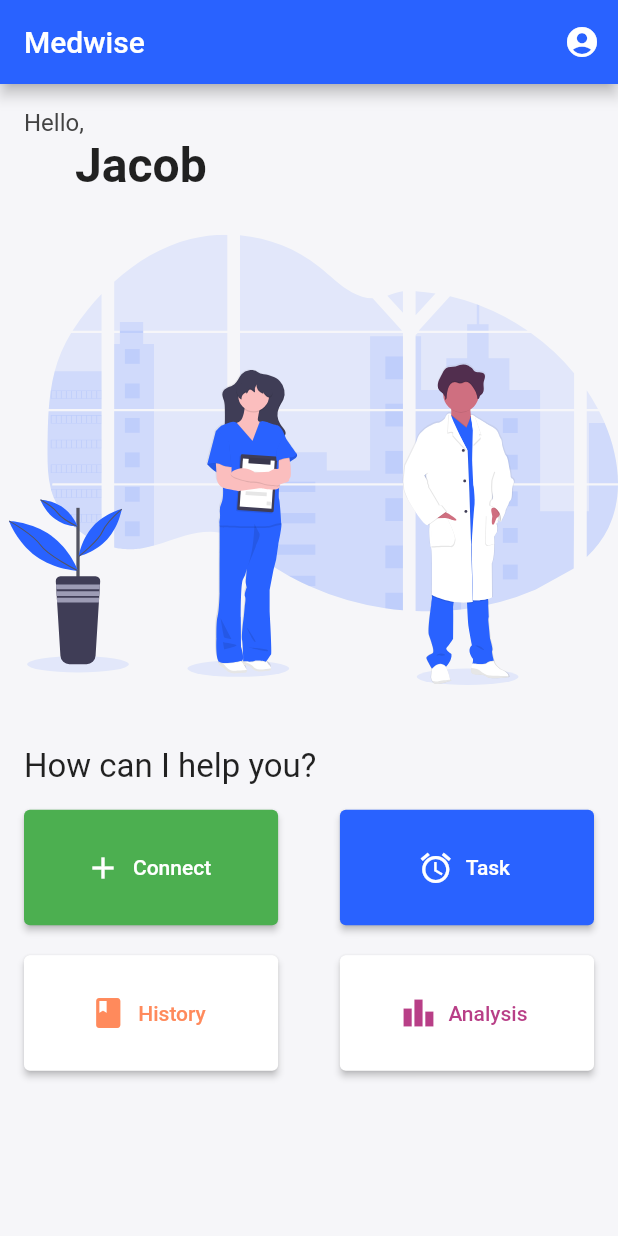
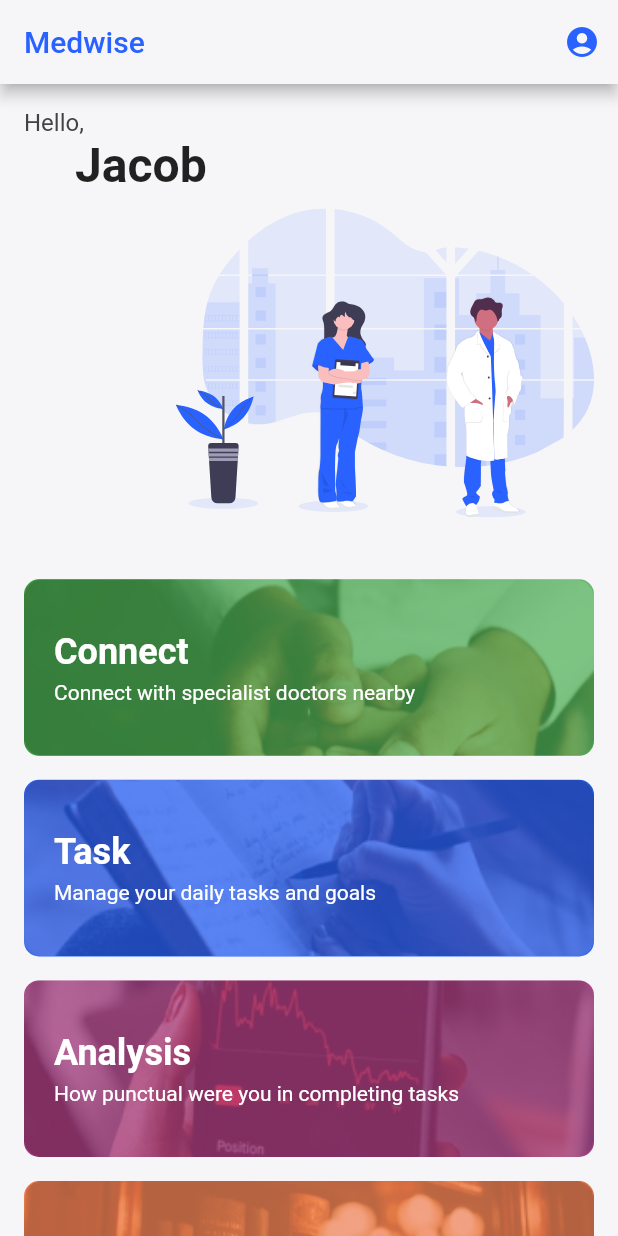
Before and after one commit to NavaneethRenjith/medwise-revamped, a Flutter app: the screen it shows once a user with an empty profile is signed in, on a phone screen of 412 x 824 dp. Run offline on Flutter 3.47's test engine with Material 2 defaults, Android fonts, the phone set to English and light mode, and no system bars; our stand-ins replace cloud_firestore, firebase_auth, firebase_core, flutter_svg; accounts and stored records are empty.

Commit message:
homepage ui changed

```diff
--- a/lib/main.dart
+++ b/lib/main.dart
@@ -3,7 +3,7 @@ import 'package:firebase_auth/firebase_auth.dart';
 import 'package:firebase_core/firebase_core.dart';
 import 'package:flutter/services.dart';
 
-import './screens/home_page.dart';
+import './screens/home_screen.dart';
 import './screens/task_screen.dart';
 import './screens/connect_screen.dart';
 import './screens/auth_screen.dart';
@@ -25,7 +25,7 @@ class MyApp extends StatelessWidget {
         stream: FirebaseAuth.instance.authStateChanges(),
         builder: (context, userSnapshot) {
           if (userSnapshot.hasData) {
-            return HomePage();
+            return HomeScreen();
           }
           return AuthScreen();
         },
--- a/lib/screens/home_page.dart
+++ /dev/null
@@ -1,152 +0,0 @@
-import 'package:flutter/material.dart';
-import 'package:flutter_svg/flutter_svg.dart';
-import 'package:cloud_firestore/cloud_firestore.dart';
-import 'package:firebase_auth/firebase_auth.dart';
-
-import '../theme/theme.dart';
-import './task_screen.dart';
-import './connect_screen.dart';
-
-class HomePage extends StatelessWidget {
-  //! Display name dynamically
-  final _user = FirebaseAuth.instance.currentUser;
-
-  @override
-  Widget build(BuildContext context) {
-    return Scaffold(
-      appBar: AppBar(
-        title: Text(
-          'Medwise',
-          style: TextStyle(color: Colors.white),
-        ),
-        backgroundColor: blue,
-        actions: [
-          IconButton(
-            icon: Icon(
-              Icons.account_circle_sharp,
-            ),
-            onPressed: () {
-              //! Temporary solution for loging out, until profile page is created
-              FirebaseAuth.instance.signOut();
-            },
-          ),
-        ],
-      ),
-      backgroundColor: background,
-      body: Column(
-        crossAxisAlignment: CrossAxisAlignment.start,
-        children: [
-          Container(
-            margin: EdgeInsets.only(
-              top: 16,
-              left: 16,
-            ),
-            child: Text(
-              'Hello,',
-              style: TextStyle(
-                fontSize: 16,
-                color: Color.fromRGBO(67, 67, 67, 1),
-              ),
-            ),
-          ),
-          Container(
-            margin: EdgeInsets.only(
-              left: 50,
-              bottom: MediaQuery.of(context).size.height * (1 / 30),
-            ),
-            child: Text(
-              //! Display name dynamically
-              'Jacob',
-              style: TextStyle(
-                fontSize: 32,
-                fontWeight: FontWeight.bold,
-              ),
-            ),
-          ),
-          Expanded(
-            child: Container(
-              //height: MediaQuery.of(context).size.height / 3,
-              child: SvgPicture.asset(
-                'assets/images/doctor_image.svg',
-                alignment: Alignment.centerRight,
-              ),
-            ),
-          ),
-          Container(
-            margin: EdgeInsets.only(
-              top: MediaQuery.of(context).size.height * (1 / 20),
-              left: 16,
-            ),
-            child: Text(
-              'How can I help you?',
-              style: TextStyle(
-                fontSize: 22,
-              ),
-            ),
-          ),
-          Expanded(
-            child: GridView.count(
-              padding: const EdgeInsets.all(16),
-              crossAxisSpacing: MediaQuery.of(context).size.width * (1 / 10),
-              mainAxisSpacing: 20,
-              crossAxisCount: 2,
-              childAspectRatio: 2.2, // ( width/height)
-              children: [
-                Container(
-                  child: ElevatedButton.icon(
-                    onPressed: () {
-                      Navigator.of(context).pushNamed(
-                        ConnectScreen.routeName,
-                      );
-                    },
-                    icon: Icon(Icons.add),
-                    label: Text('Connect'),
-                    style: ElevatedButton.styleFrom(
-                      primary: green,
-                    ),
-                  ),
-                ),
-                Container(
-                  child: ElevatedButton.icon(
-                    onPressed: () {
-                      Navigator.of(context).pushNamed(
-                        TaskScreen.routeName,
-                      );
-                    },
-                    icon: Icon(Icons.alarm),
-                    label: Text('Task'),
-                    style: ElevatedButton.styleFrom(
-                      primary: blue,
-                    ),
-                  ),
-                ),
-                Container(
-                  child: ElevatedButton.icon(
-                    onPressed: () {},
-                    icon: Icon(Icons.book),
-                    label: Text('History'),
-                    style: ElevatedButton.styleFrom(
-                      primary: Colors.white,
-                      onPrimary: orange,
-                    ),
-                  ),
-                ),
-                Container(
-                  child: ElevatedButton.icon(
-                    onPressed: () {},
-                    icon: Icon(Icons.leaderboard),
-                    label: Text('Analysis'),
-                    style: ElevatedButton.styleFrom(
-                      primary: Colors.white,
-                      onPrimary: purple,
-                    ),
-                  ),
-                ),
-              ],
-            ),
-          )
-        ],
-      ),
-    );
-  }
-}
--- /dev/null
+++ b/lib/screens/home_screen.dart
@@ -0,0 +1,115 @@
+import 'package:flutter/material.dart';
+import 'package:flutter_svg/flutter_svg.dart';
+import 'package:firebase_auth/firebase_auth.dart';
+
+import './task_screen.dart';
+import './connect_screen.dart';
+
+import '../theme/theme.dart';
+import '../widgets/home_screen_widget.dart';
+
+class HomeScreen extends StatelessWidget {
+  const HomeScreen({Key? key}) : super(key: key);
+
+  @override
+  Widget build(BuildContext context) {
+    return Scaffold(
+      appBar: AppBar(
+        backgroundColor: background,
+        title: Text(
+          'Medwise',
+          style: TextStyle(color: blue),
+        ),
+        actions: [
+          IconButton(
+            icon: Icon(
+              Icons.account_circle_sharp,
+              color: blue,
+            ),
+            onPressed: () {
+              //! Temporary solution for loging out, until profile page is created
+              FirebaseAuth.instance.signOut();
+            },
+          ),
+        ],
+      ),
+      backgroundColor: background,
+      body: ListView(
+        padding: const EdgeInsets.all(16),
+        children: [
+          Container(
+            child: Text(
+              'Hello,',
+              style: TextStyle(
+                fontSize: 16,
+                color: Color.fromRGBO(67, 67, 67, 1),
+              ),
+            ),
+          ),
+          Container(
+            margin: EdgeInsets.only(
+              left: 34,
+            ),
+            child: Text(
+              //! Display name dynamically
+              'Jacob',
+              style: TextStyle(
+                fontSize: 32,
+                fontWeight: FontWeight.bold,
+              ),
+            ),
+          ),
+          Container(
+            margin: EdgeInsets.only(
+              top: 10,
+              bottom: MediaQuery.of(context).size.height / 20,
+            ),
+            height: MediaQuery.of(context).size.height / 4,
+            child: SvgPicture.asset(
+              'assets/images/doctor_image.svg',
+              alignment: Alignment.centerRight,
+            ),
+          ),
+          GestureDetector(
+            onTap: () {
+              Navigator.of(context).pushNamed(
+                ConnectScreen.routeName,
+              );
+            },
+            child: HomeScreenWidget(
+              heading: 'Connect',
+              desc: 'Connect with specialist doctors nearby',
+              imageLoc: 'assets/images/connect.png',
+              containerColor: green,
+            ),
+          ),
+          GestureDetector(
+            onTap: () {
+              Navigator.of(context).pushNamed(
+                TaskScreen.routeName,
+              );
+            },
+            child: HomeScreenWidget(
+              heading: 'Task',
+              desc: 'Manage your daily tasks and goals',
+              imageLoc: 'assets/images/task.png',
+              containerColor: blue,
+            ),
+          ),
+          HomeScreenWidget(
+            heading: 'Analysis',
+            desc: 'How punctual were you in completing tasks',
+            imageLoc: 'assets/images/analysis.png',
+            containerColor: purple,
+          ),
+          HomeScreenWidget(
+            heading: 'History',
+            desc: 'Keep track of your medical history',
+            imageLoc: 'assets/images/history.png',
+            containerColor: orange,
+          ),
+        ],
+      ),
+    );
+  }
+}
--- a/lib/widgets/auth_form.dart
+++ b/lib/widgets/auth_form.dart
@@ -27,7 +27,7 @@ class _AuthFormState extends State<AuthForm> {
   String _userName = '';
   String _userPassword = '';
   String _userPhonenumber = '';
-  late String _userDob;
+  String _userDob = '';
 
   void _trySubmit() {
     // Trigger all the validators of all TextFormFields in the form
@@ -38,15 +38,6 @@ class _AuthFormState extends State<AuthForm> {
 
     if (isValid) {
       _formKey.currentState!.save();
-
-      if (_selectedDate == null) {
-        ScaffoldMessenger.of(context).showSnackBar(
-          SnackBar(
-            content: Text('Please select your DOB'),
-            backgroundColor: Theme.of(context).errorColor,
-          ),
-        );
-      }
 
       // function call
       widget.submitFn(
--- /dev/null
+++ b/lib/widgets/home_screen_widget.dart
@@ -0,0 +1,71 @@
+import 'package:flutter/material.dart';
+
+class HomeScreenWidget extends StatelessWidget {
+  const HomeScreenWidget({
+    Key? key,
+    required this.heading,
+    required this.desc,
+    required this.imageLoc,
+    required this.containerColor,
+  }) : super(key: key);
+
+  final String heading;
+  final String desc;
+  final String imageLoc;
+  final Color containerColor;
+
+  @override
+  Widget build(BuildContext context) {
+    return Container(
+      height: MediaQuery.of(context).size.height / 7,
+      margin: const EdgeInsets.only(bottom: 16),
+      decoration: BoxDecoration(
+        borderRadius: BorderRadius.circular(10),
+        color: containerColor,
+      ),
+      child: Stack(
+        children: [
+          Opacity(
+            opacity: 0.3,
+            child: Container(
+              decoration: BoxDecoration(
+                borderRadius: BorderRadius.circular(10),
+                image: DecorationImage(
+                  image: AssetImage(imageLoc),
+                  fit: BoxFit.fill,
+                ),
+              ),
+            ),
+          ),
+          Column(
+            mainAxisAlignment: MainAxisAlignment.center,
+            crossAxisAlignment: CrossAxisAlignment.start,
+            children: [
+              Container(
+                margin: EdgeInsets.only(left: 20, bottom: 5),
+                child: Text(
+                  heading,
+                  style: TextStyle(
+                    fontSize: 24,
+                    fontWeight: FontWeight.bold,
+                    color: Colors.white,
+                  ),
+                ),
+              ),
+              Container(
+                margin: EdgeInsets.only(left: 20),
+                child: Text(
+                  desc,
+                  style: TextStyle(
+                    fontSize: 14,
+                    color: Colors.white,
+                  ),
+                ),
+              ),
+            ],
+          )
+        ],
+      ),
+    );
+  }
+}
--- a/pubspec.yaml
+++ b/pubspec.yaml
@@ -56,6 +56,10 @@ flutter:
   # To add assets to your application, add an assets section, like this:
   assets:
     - assets/images/doctor_image.svg
+    - assets/images/connect.png
+    - assets/images/task.png
+    - assets/images/analysis.png
+    - assets/images/history.png
 
 
   # An image asset can refer to one or more resolution-specific "variants", see
```
Also changed, not shown: assets/images/analysis.png (added), assets/images/connect.png (added), assets/images/history.png (added), assets/images/task.png (added).
